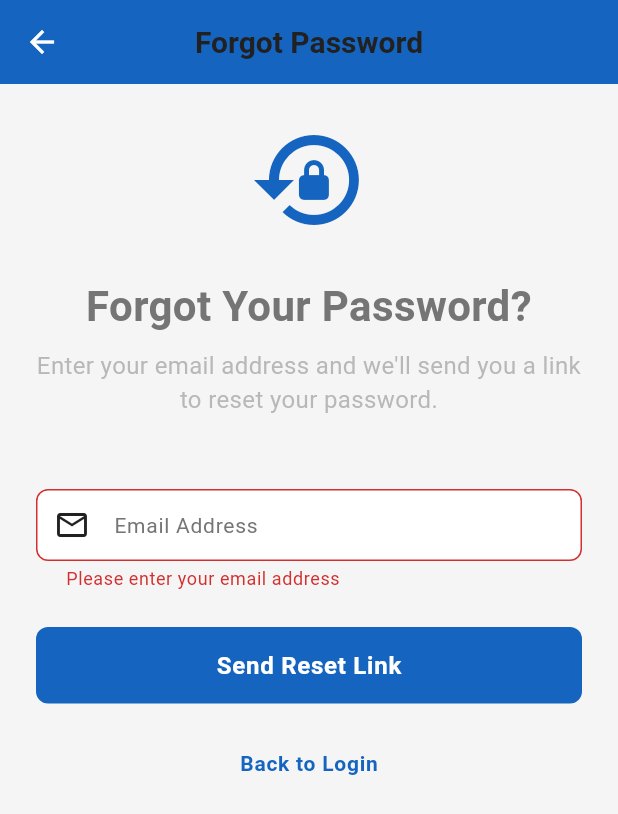
After one commit to Mkasi09/Security-Patrol-Monitoring-System, a Flutter app: the ForgotPasswordScreen screen opened by its route, after a tap on "Send Reset Link", on a phone screen of 412 x 824 dp. The commit adds this screen. Shown: the top 814 px of the screen. Run offline on Flutter 3.47's test engine with Material 3 defaults, Android fonts, the phone set to English and light mode, and no system bars; our stand-ins replace cloud_firestore, firebase_auth, firebase_core, firebase_storage, geolocator, image_picker and 1 more; missing offline and left inert: mobile_scanner; accounts and stored records are empty.

Commit message:
new features

```diff
--- a/lib/main.dart
+++ b/lib/main.dart
@@ -11,6 +11,7 @@ import 'screens/manager_dashboard_screen.dart';
 import 'screens/user_management_screen.dart';
 import 'screens/add_user_screen.dart';
 import 'screens/password_reset_screen.dart';
+import 'screens/forgot_password_screen.dart';
 import 'screens/patrol_history_screen.dart';
 import 'theme/app_theme.dart';
 
@@ -51,6 +52,7 @@ class MyApp extends StatelessWidget {
           '/add_user': (context) => const AddUserScreen(),
           '/add_location': (context) => const AdminAddLocationScreen(),
           '/password_reset': (context) => const PasswordResetScreen(),
+          '/forgot_password': (context) => const ForgotPasswordScreen(),
           '/patrol_history': (context) => const PatrolHistoryScreen(),
           '/all_reports': (context) => const AdminReportScreen(),
         },
--- /dev/null
+++ b/lib/screens/forgot_password_screen.dart
@@ -0,0 +1,165 @@
+import 'package:flutter/material.dart';
+import 'package:provider/provider.dart';
+import '../providers/auth_provider.dart';
+import '../theme/app_theme.dart';
+
+class ForgotPasswordScreen extends StatefulWidget {
+  const ForgotPasswordScreen({super.key});
+
+  @override
+  State<ForgotPasswordScreen> createState() => _ForgotPasswordScreenState();
+}
+
+class _ForgotPasswordScreenState extends State<ForgotPasswordScreen> {
+  final _formKey = GlobalKey<FormState>();
+  final _emailController = TextEditingController();
+  bool _isLoading = false;
+
+  @override
+  void dispose() {
+    _emailController.dispose();
+    super.dispose();
+  }
+
+  Future<void> _resetPassword() async {
+    if (!_formKey.currentState!.validate()) return;
+
+    setState(() => _isLoading = true);
+
+    try {
+      final authProvider = Provider.of<AuthProvider>(context, listen: false);
+
+      // Send password reset email
+      await authProvider.resetPassword(_emailController.text.trim());
+
+      if (mounted) {
+        showDialog(
+          context: context,
+          barrierDismissible: false,
+          builder: (context) => AlertDialog(
+            title: const Text('Reset Email Sent'),
+            content: const Text(
+              'A password reset link has been sent to your email address. '
+              'Please check your inbox and follow the instructions.',
+            ),
+            actions: [
+              TextButton(
+                onPressed: () {
+                  Navigator.pop(context); // Close dialog
+                  Navigator.pop(context); // Go back to login
+                },
+                child: const Text('OK'),
+              ),
+            ],
+          ),
+        );
+      }
+    } catch (e) {
+      if (mounted) {
+        ScaffoldMessenger.of(context).showSnackBar(
+          SnackBar(
+            content: Text('Error: ${e.toString()}'),
+            backgroundColor: AppTheme.errorColor,
+          ),
+        );
+      }
+    } finally {
+      setState(() => _isLoading = false);
+    }
+  }
+
+  @override
+  Widget build(BuildContext context) {
+    return Scaffold(
+      appBar: AppBar(
+        title: const Text('Forgot Password'),
+        backgroundColor: AppTheme.primaryColor,
+        foregroundColor: Colors.white,
+      ),
+      body: SafeArea(
+        child: SingleChildScrollView(
+          padding: const EdgeInsets.all(24.0),
+          child: ConstrainedBox(
+            constraints: const BoxConstraints(maxWidth: 400),
+            child: Form(
+              key: _formKey,
+              child: Column(
+                mainAxisAlignment: MainAxisAlignment.center,
+                crossAxisAlignment: CrossAxisAlignment.stretch,
+                children: [
+                  const Icon(
+                    Icons.lock_reset,
+                    size: 80,
+                    color: AppTheme.primaryColor,
+                  ),
+                  const SizedBox(height: 24),
+                  const Text(
+                    'Forgot Your Password?',
+                    style: TextStyle(
+                      fontSize: 28,
+                      fontWeight: FontWeight.bold,
+                    ),
+                    textAlign: TextAlign.center,
+                  ),
+                  const SizedBox(height: 8),
+                  Text(
+                    'Enter your email address and we\'ll send you a link to reset your password.',
+                    style: TextStyle(
+                      fontSize: 16,
+                      color: Colors.grey.withValues(alpha: 0.7),
+                    ),
+                    textAlign: TextAlign.center,
+                  ),
+                  const SizedBox(height: 48),
+                  TextFormField(
+                    controller: _emailController,
+                    keyboardType: TextInputType.emailAddress,
+                    decoration: const InputDecoration(
+                      labelText: 'Email Address',
+                      prefixIcon: Icon(Icons.email_outlined),
+                      border: OutlineInputBorder(),
+                    ),
+                    validator: (value) {
+                      if (value == null || value.isEmpty) {
+                        return 'Please enter your email address';
+                      }
+                      if (!value.contains('@')) {
+                        return 'Please enter a valid email address';
+                      }
+                      return null;
+                    },
+                  ),
+                  const SizedBox(height: 24),
+                  ElevatedButton(
+                    onPressed: _isLoading ? null : _resetPassword,
+                    style: ElevatedButton.styleFrom(
+                      backgroundColor: AppTheme.primaryColor,
+                      foregroundColor: Colors.white,
+                      padding: const EdgeInsets.symmetric(vertical: 16),
+                      shape: RoundedRectangleBorder(
+                        borderRadius: BorderRadius.circular(8),
+                      ),
+                    ),
+                    child: _isLoading
+                        ? const CircularProgressIndicator(color: Colors.white)
+                        : const Text(
+                            'Send Reset Link',
+                            style: TextStyle(fontSize: 16),
+                          ),
+                  ),
+                  const SizedBox(height: 16),
+                  TextButton(
+                    onPressed: () {
+                      Navigator.pop(context);
+                    },
+                    child: const Text('Back to Login'),
+                  ),
+                ],
+              ),
+            ),
+          ),
+        ),
+      ),
+    );
+  }
+}
--- a/lib/screens/guard_home_screen.dart
+++ b/lib/screens/guard_home_screen.dart
@@ -291,7 +291,11 @@ class _GuardHomeScreenState extends State<GuardHomeScreen> {
       ),
       child: Row(
         children: [
-          const Icon(Icons.security, color: Colors.white, size: 32),
+          Image.asset(
+                    'assets/logo2.png',
+                    height: 32,
+                    color: Colors.white,
+                  ),
           const SizedBox(width: 16),
           Expanded(
             child: Column(
--- a/pubspec.yaml
+++ b/pubspec.yaml
@@ -92,9 +92,8 @@ flutter:
   uses-material-design: true
 
   # To add assets to your application, add an assets section, like this:
-  # assets:
-  #   - images/a_dot_burr.jpeg
-  #   - images/a_dot_ham.jpeg
+  assets:
+    - assets/
 
   # An image asset can refer to one or more resolution-specific "variants", see
   # https://flutter.dev/to/resolution-aware-images
```
Also changed, not shown: lib/providers/auth_provider.dart (+17 -0 lines), lib/screens/login_screen.dart (+6 -23 lines), assets/logo.png (added), assets/logo2.png (added), pubspec.lock.
